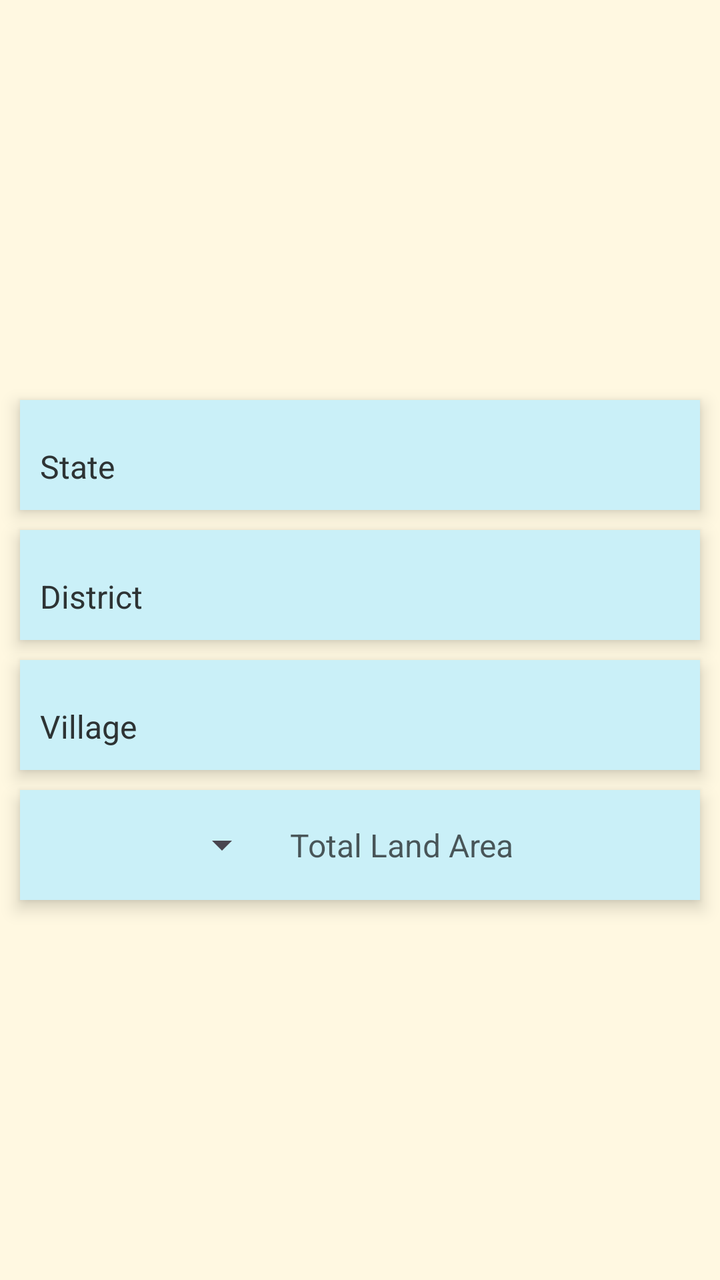
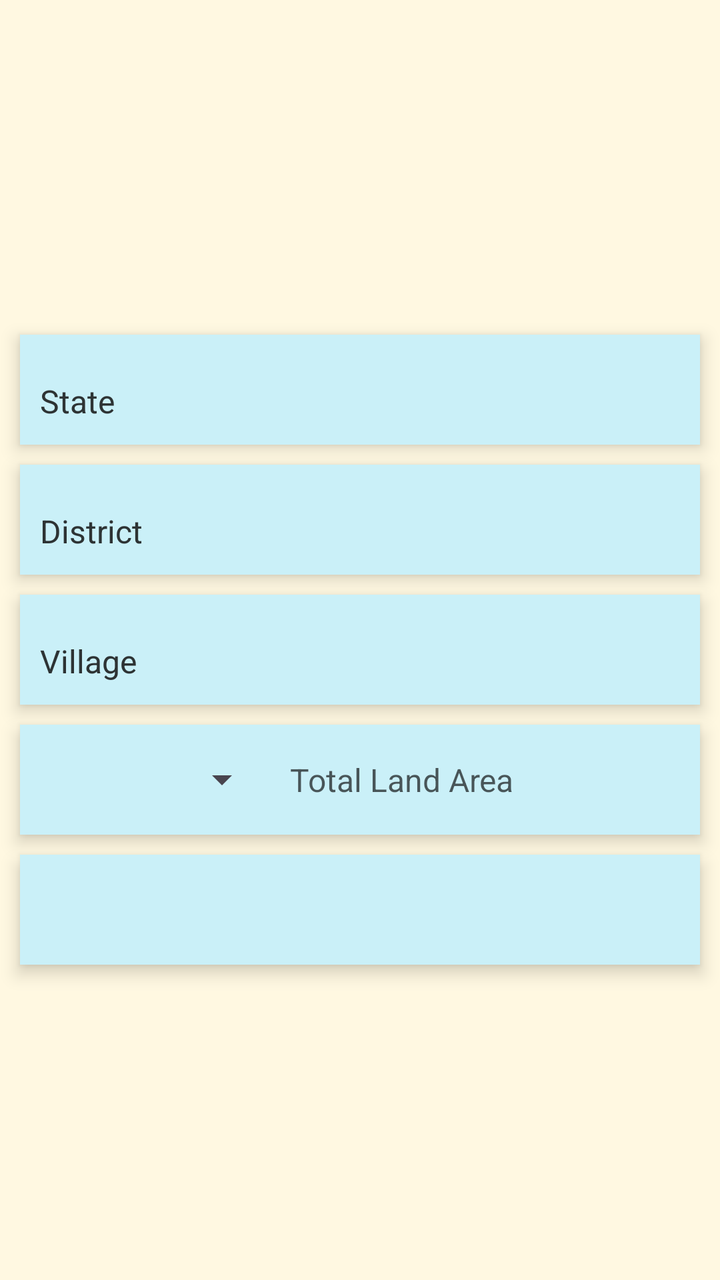

The first picture is an Android layout as it rendered before a commit; the second is the same layout after the commit. The layout source and the unified diff follow.
<!-- AndroidManifest.xml: application theme Theme.Sakha -->
<!-- res/layout/activity_main.xml -->
<?xml version="1.0" encoding="utf-8"?>
<LinearLayout xmlns:android="http://schemas.android.com/apk/res/android"
    xmlns:app="http://schemas.android.com/apk/res-auto"
    android:layout_width="match_parent"
    android:layout_height="match_parent"
    android:orientation="vertical"
    android:background="@color/background"
    android:gravity="center"
    android:id="@+id/register">

    <com.google.android.material.textfield.TextInputLayout
        android:id="@+id/state_dropdown_layout"
        style="@style/txt_input_layer"
        app:hintTextColor="@color/text_view_textColorHint"
        app:boxStrokeWidth="0dp"
        app:boxBackgroundMode="none"
        app:hintTextAppearance="@style/CustomHintText"
        android:hint="@string/select_state_hint">

        <AutoCompleteTextView
            android:id="@+id/stateDropdown"
            style="@style/autocomplete_txt_view"
            android:hint="@string/select_state_hint"/>
    </com.google.android.material.textfield.TextInputLayout>

    <com.google.android.material.textfield.TextInputLayout
        android:id="@+id/district_dropdown_layout"
        style="@style/txt_input_layer"
        app:hintTextColor="@color/text_view_textColorHint"
        app:boxStrokeWidth="0dp"
        app:boxBackgroundMode="none"
        app:hintTextAppearance="@style/CustomHintText"
        android:hint="@string/select_District_hint">

        <AutoCompleteTextView
            android:id="@+id/districtDropdown"
            style="@style/autocomplete_txt_view"
            android:hint="@string/select_District_hint"/>
    </com.google.android.material.textfield.TextInputLayout>

    <com.google.android.material.textfield.TextInputLayout
        android:id="@+id/village_dropdown_layout"
        style="@style/txt_input_layer"
        app:hintTextColor="@color/text_view_textColorHint"
        app:boxStrokeWidth="0dp"
        app:boxBackgroundMode="none"
        app:hintTextAppearance="@style/CustomHintText"
        android:hint="@string/select_Village_hint">

        <AutoCompleteTextView
            android:id="@+id/villageDropdown"
            style="@style/autocomplete_txt_view"
            android:hint="@string/select_Village_hint"/>
    </com.google.android.material.textfield.TextInputLayout>

    <LinearLayout
        android:id="@+id/land_area_container"
        android:layout_width="match_parent"
        android:layout_height="55dp"
        android:background="@color/text_view_background"
        android:layout_marginHorizontal="10dp"
        android:elevation="5dp"
        android:layout_marginTop="10dp"
        android:orientation="horizontal">

        
        <Spinner
            android:id="@+id/unitSpinner"
            android:layout_width="125dp"
            android:layout_height="match_parent"
            android:textAlignment="center" />

        
        <EditText
            android:id="@+id/landAreaInput"
            android:layout_width="0dp"
            android:layout_height="match_parent"
            android:layout_weight="1"
            android:hint="@string/land_area_hint"
            android:inputType="numberDecimal"
            android:textSize="16sp"
            android:background="@null"
            android:padding="10dp"
            android:textColor="@color/text_view_textColor"
            android:textColorHint="@color/text_view_textColorHint"/>
    </LinearLayout>
</LinearLayout>
<!-- resources referenced by this layout -->
<resources>
  <color name="background">#FFF8E1</color>
  <color name="text_view_background">#CAF0F8</color>
  <color name="text_view_textColor">#000000</color>
  <color name="text_view_textColorHint">#AA070707</color>
  <string name="land_area_hint">Total Land Area</string>
  <string name="select_District_hint">District</string>
  <string name="select_Village_hint">Village</string>
  <string name="select_state_hint">State</string>
  <style name="CustomHintText" parent="@style/TextAppearance.MaterialComponents.Caption">
          <item name="android:textSize">15sp</item>
          <item name="android:textColor">@color/text_view_textColorHint</item>
      </style>
  <style name="autocomplete_txt_view">
          <item name="android:layout_width">match_parent</item>
          <item name="android:layout_height">match_parent</item>
          <item name="android:completionThreshold">1</item>
          <item name="android:dropDownWidth">match_parent</item>
          <item name="android:textSize">@dimen/textSizeAutocomplete</item>
          <item name="android:dropDownHeight">@dimen/dropDownHeightAutocomplete</item>
          <item name="android:inputType">text</item>
          <item name="android:padding">@dimen/paddingAutocomplete</item>
          <item name="android:textColor">@color/text_view_textColor</item>
          <item name="android:textColorHint">#913C3B3B</item>
          <item name="android:layout_marginBottom">@dimen/layout_marginBottomAutocomplete</item>
      </style>
  <style name="txt_input_layer">
          <item name="android:layout_width">match_parent</item>
          <item name="android:layout_height">@dimen/layoutHeight</item>
          <item name="android:background">@color/text_view_background</item>
          <item name="android:layout_marginStart">@dimen/layoutMarginHorizontal</item>
          <item name="android:layout_marginEnd">@dimen/layoutMarginHorizontal</item>
          <item name="android:elevation">@dimen/elevation</item>
          <item name="android:layout_marginTop">@dimen/layoutMarginTop</item>
          <item name="android:textColorHint">@color/text_view_textColorHint</item>
      </style>
  <style name="Theme.Sakha" parent="Base.Theme.Sakha" />
  <dimen name="textSizeAutocomplete">16sp</dimen>
  <dimen name="dropDownHeightAutocomplete">300dp</dimen>
  <dimen name="paddingAutocomplete">10dp</dimen>
  <dimen name="layout_marginBottomAutocomplete">1dp</dimen>
  <dimen name="layoutHeight">55dp</dimen>
  <dimen name="layoutMarginHorizontal">10dp</dimen>
  <dimen name="elevation">5dp</dimen>
  <dimen name="layoutMarginTop">10dp</dimen>
  <style name="Base.Theme.Sakha" parent="Theme.Material3.DayNight.NoActionBar">
          
          
      </style>
</resources>

<!-- the commit's change to res/layout/activity_main.xml (unified diff, before → after) -->
@@ -62,14 +62,12 @@
         android:elevation="5dp"
         android:layout_marginTop="10dp"
         android:orientation="horizontal">
-
         
         <Spinner
             android:id="@+id/unitSpinner"
             android:layout_width="125dp"
             android:layout_height="match_parent"
             android:textAlignment="center" />
-
         
         <EditText
             android:id="@+id/landAreaInput"
@@ -78,10 +76,17 @@
             android:layout_weight="1"
             android:hint="@string/land_area_hint"
             android:inputType="numberDecimal"
+            android:autofillHints="Land Area"
             android:textSize="16sp"
             android:background="@null"
             android:padding="10dp"
             android:textColor="@color/text_view_textColor"
             android:textColorHint="@color/text_view_textColorHint"/>
     </LinearLayout>
+
+    <Spinner
+        android:id="@+id/irrigationDropdown"
+        style="@style/txt_input_layer"
+        android:textAlignment="center" />
+
 </LinearLayout>
